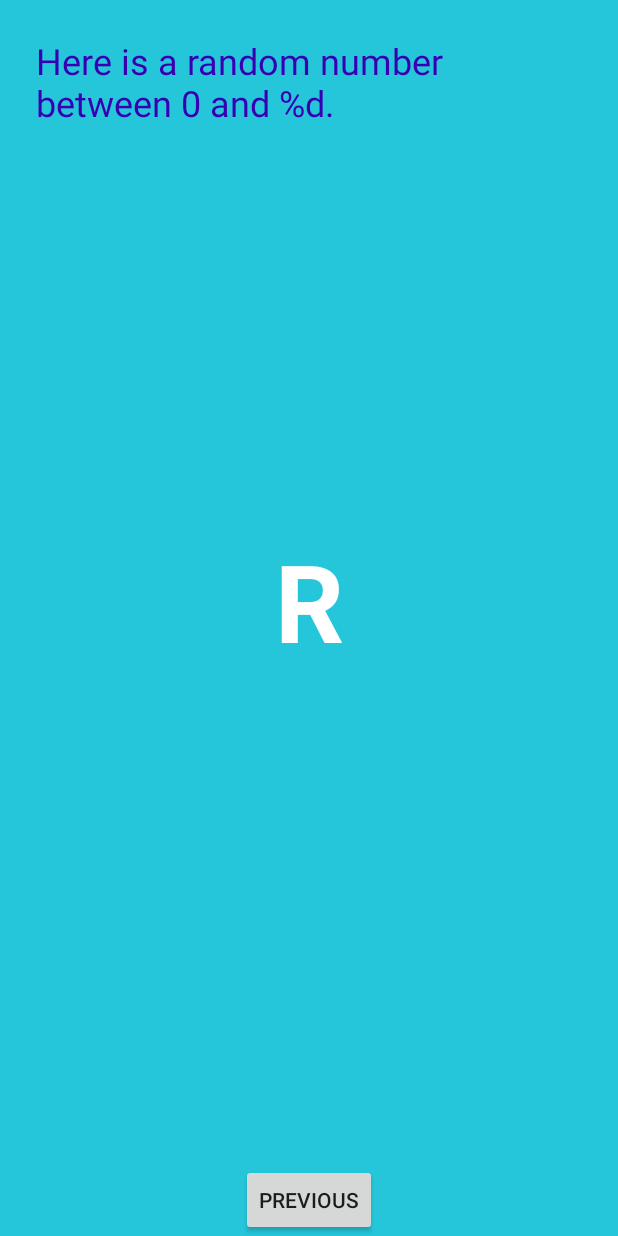
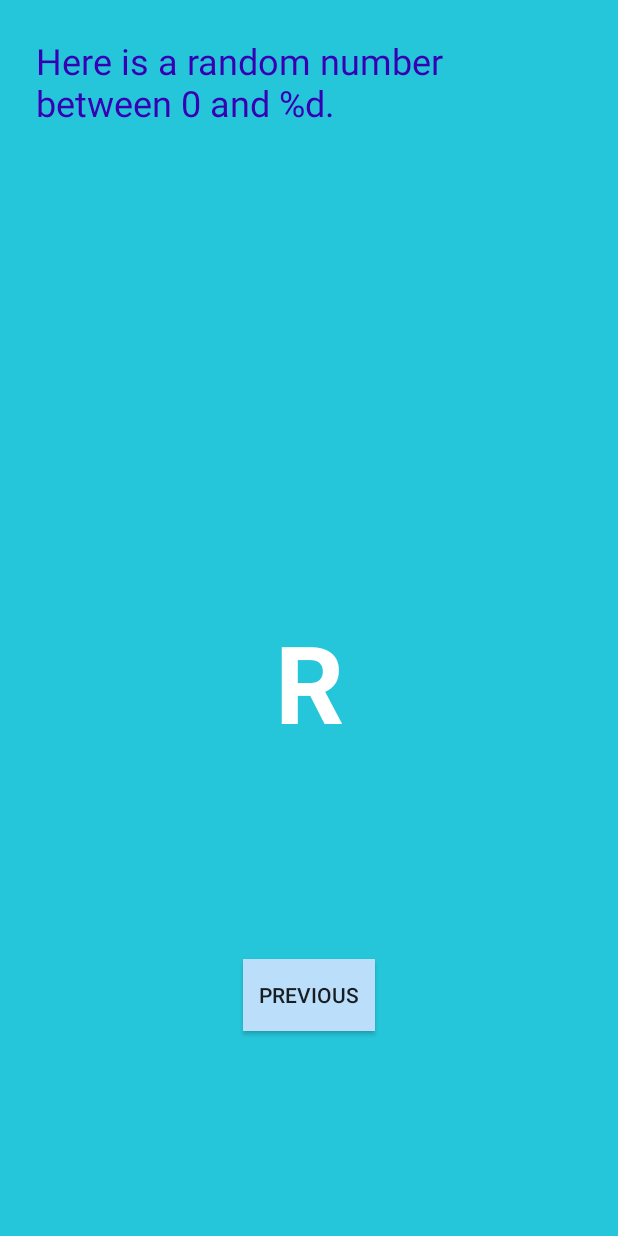
Before and after one commit to mararosa/Android-App---random-number, an Android app: the layout fragment_second.xml on its own in the app's theme, with its tools: preview values and no code run, on a phone screen of 412 x 824 dp. Run offline under Robolectric (Android 15) with nearby library versions, the phone set to English and light mode, and no system bars.

Commit message:
updating button color

```diff
--- a/app/src/main/res/layout/fragment_second.xml
+++ b/app/src/main/res/layout/fragment_second.xml
@@ -27,10 +27,12 @@
         android:id="@+id/button_second"
         android:layout_width="wrap_content"
         android:layout_height="wrap_content"
+        android:background="@color/buttonBackground"
         android:text="@string/previous"
         app:layout_constraintBottom_toBottomOf="parent"
         app:layout_constraintEnd_toEndOf="parent"
-        app:layout_constraintStart_toStartOf="parent" />
+        app:layout_constraintStart_toStartOf="parent"
+        app:layout_constraintTop_toBottomOf="@+id/textview_random" />
 
     <TextView
         android:id="@+id/textview_random"
@@ -40,9 +42,8 @@
         android:textColor="#FFFFFF"
         android:textSize="72sp"
         android:textStyle="bold"
-        app:layout_constraintBottom_toTopOf="@+id/button_second"
+        app:layout_constraintBottom_toBottomOf="parent"
         app:layout_constraintEnd_toEndOf="parent"
         app:layout_constraintStart_toStartOf="parent"
-        app:layout_constraintTop_toBottomOf="@+id/textview_header"
-        app:layout_constraintVertical_bias="0.45" />
+        app:layout_constraintTop_toBottomOf="@+id/textview_header" />
 </androidx.constraintlayout.widget.ConstraintLayout>
```
